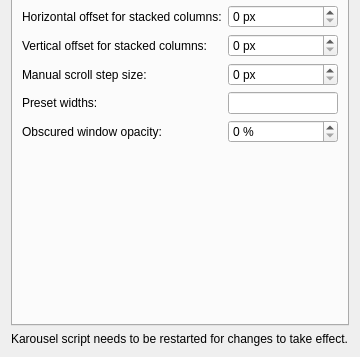
Old version of the form package/contents/ui/config.ui in the repository peterfajdiga/karousel; both pictures show x 0 to 360 and y 215 to 572 of the 360 by 572 pixel window.
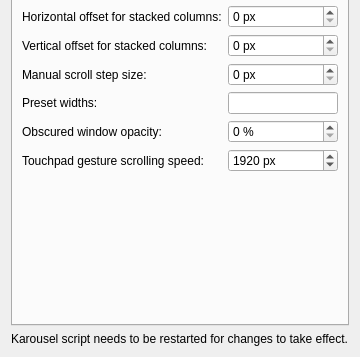
New version of the form. The open tabs and pages were chosen to show the change.

Commit message: feat: add option to set gesture scrolling speed in pixels

The edit to the form file:
```diff
--- a/package/contents/ui/config.ui
+++ b/package/contents/ui/config.ui
@@ -408,6 +408,37 @@
                                     </property>
                                 </widget>
                             </item>
+
+                            <item row="11" column="0">
+                                <widget class="QLabel" name="label_gestureScrollStep">
+                                    <property name="text">
+                                        <string>Touchpad gesture scrolling speed:</string>
+                                    </property>
+                                    <property name="toolTip">
+                                        <string>The amount to scroll per edge-to-edge gesture</string>
+                                    </property>
+                                </widget>
+                            </item>
+                            <item row="11" column="1">
+                                <widget class="QSpinBox" name="kcfg_gestureScrollStep">
+                                    <property name="suffix">
+                                        <string> px</string>
+                                    </property>
+                                    <property name="maximum">
+                                        <number>10000</number>
+                                    </property>
+                                    <property name="minimum">
+                                        <number>100</number>
+                                    </property>
+                                    <property name="singleStep">
+                                        <number>100</number>
+                                    </property>
+                                    <property name="value">
+                                        <number>1920</number>
+                                    </property>
+                                </widget>
+                            </item>
+
                         </layout>
                     </widget>
 
```
The commit also changes 4 other files.
